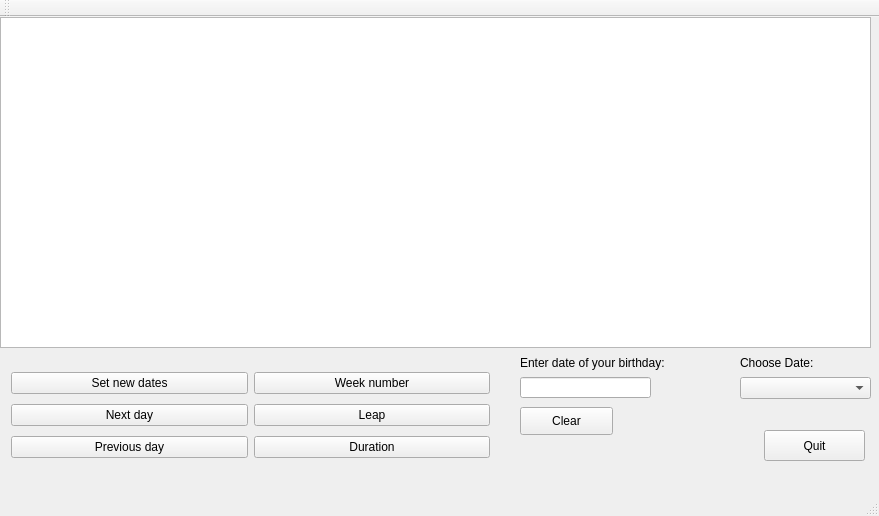
Above: Labs2/C++/Lab 1/Dates/Dates.ui from ALFecki/BSUIR before the change. Below: the same form after it.
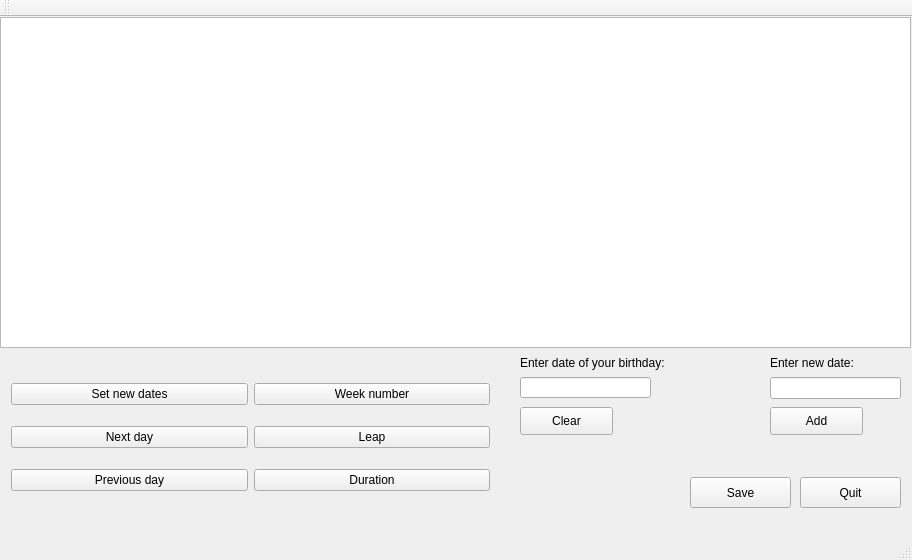
That is the form after the change.

```diff
--- a/Labs2/C++/Lab 1/Dates/Dates.ui
+++ b/Labs2/C++/Lab 1/Dates/Dates.ui
@@ -6,8 +6,8 @@
    <rect>
     <x>0</x>
     <y>0</y>
-    <width>879</width>
-    <height>516</height>
+    <width>912</width>
+    <height>560</height>
    </rect>
   </property>
   <property name="windowTitle">
@@ -19,7 +19,7 @@
      <rect>
       <x>0</x>
       <y>0</y>
-      <width>871</width>
+      <width>911</width>
       <height>331</height>
      </rect>
     </property>
@@ -30,7 +30,7 @@
       <x>0</x>
       <y>340</y>
       <width>501</width>
-      <height>116</height>
+      <height>161</height>
      </rect>
     </property>
     <layout class="QGridLayout" name="gridLayout">
@@ -108,23 +108,13 @@
      </item>
     </layout>
    </widget>
-   <widget class="QComboBox" name="comboBox">
-    <property name="geometry">
-     <rect>
-      <x>740</x>
-      <y>360</y>
-      <width>131</width>
-      <height>22</height>
-     </rect>
-    </property>
-   </widget>
    <widget class="QLabel" name="label">
     <property name="geometry">
      <rect>
-      <x>740</x>
-      <y>320</y>
+      <x>770</x>
+      <y>330</y>
       <width>131</width>
-      <height>51</height>
+      <height>31</height>
      </rect>
     </property>
     <property name="font">
@@ -133,14 +123,14 @@
      </font>
     </property>
     <property name="text">
-     <string>Choose Date:</string>
+     <string>Enter new date:</string>
     </property>
    </widget>
    <widget class="QPushButton" name="quit">
     <property name="geometry">
      <rect>
-      <x>764</x>
-      <y>413</y>
+      <x>800</x>
+      <y>460</y>
       <width>101</width>
       <height>31</height>
      </rect>
@@ -205,6 +195,57 @@
      <string>Clear</string>
     </property>
    </widget>
+   <widget class="QLineEdit" name="lineEdit_2">
+    <property name="geometry">
+     <rect>
+      <x>770</x>
+      <y>360</y>
+      <width>131</width>
+      <height>22</height>
+     </rect>
+    </property>
+    <property name="font">
+     <font>
+      <pointsize>9</pointsize>
+     </font>
+    </property>
+   </widget>
+   <widget class="QPushButton" name="pushButtonAdd">
+    <property name="geometry">
+     <rect>
+      <x>770</x>
+      <y>390</y>
+      <width>93</width>
+      <height>28</height>
+     </rect>
+    </property>
+    <property name="font">
+     <font>
+      <pointsize>9</pointsize>
+     </font>
+    </property>
+    <property name="text">
+     <string>Add</string>
+    </property>
+   </widget>
+   <widget class="QPushButton" name="pushButtonSave">
+    <property name="geometry">
+     <rect>
+      <x>690</x>
+      <y>460</y>
+      <width>101</width>
+      <height>31</height>
+     </rect>
+    </property>
+    <property name="font">
+     <font>
+      <pointsize>9</pointsize>
+     </font>
+    </property>
+    <property name="text">
+     <string>Save</string>
+    </property>
+   </widget>
   </widget>
   <widget class="QMenuBar" name="menuBar">
    <property name="geometry">
```
Left out of the diff: 5 changed lines with no effect on the pictures.
